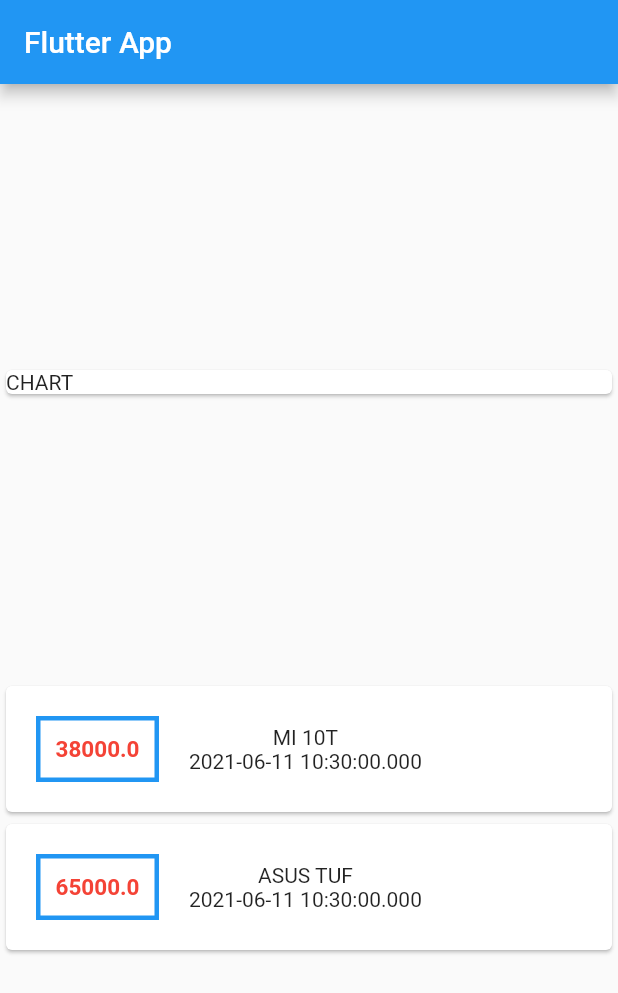
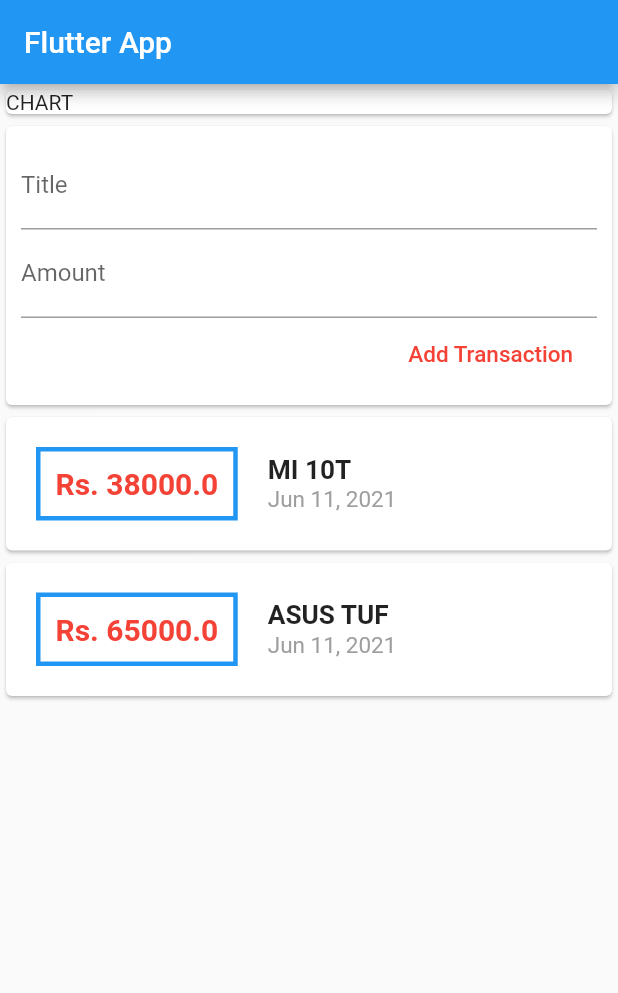
Before and after one commit to yashank676/WeeklyExpensesApp, a Flutter app: the screen it shows after launch, on a phone screen of 412 x 824 dp. Shown: the top 993 px of the screen. Run offline on Flutter 3.47's test engine with Material 2 defaults, Android fonts, the phone set to English and light mode, and no system bars.

Commit message:
Taking_Input_from_TextField

```diff
--- a/lib/main.dart
+++ b/lib/main.dart
@@ -1,5 +1,6 @@
 import 'package:flutter/material.dart';
 import 'transaction.dart';
+import 'package:intl/intl.dart';
 
 void main() => runApp(MyApp());
 
@@ -19,6 +20,8 @@
     Transaction(
         amount: 65000, date: DateTime.now(), id: 'a2', title: 'ASUS TUF'),
   ];
+  late String titleInput;
+  late String amountInput;
   @override
   Widget build(BuildContext context) {
     return Scaffold(
@@ -26,7 +29,7 @@
         title: Text('Flutter App'),
       ),
       body: Column(
-        mainAxisAlignment: MainAxisAlignment.spaceEvenly,
+        //mainAxisAlignment: MainAxisAlignment.spaceEvenly,
         crossAxisAlignment: CrossAxisAlignment.stretch,
         children: <Widget>[
           Container(
@@ -34,6 +37,32 @@
               child: Text('CHART'),
             ),
           ),
+          Card(
+            child: Container(
+              padding: EdgeInsets.all(10),
+              child: Column(
+                crossAxisAlignment: CrossAxisAlignment.end,
+                children: [
+                  TextField(
+                    autocorrect: true,
+                    decoration: InputDecoration(labelText: 'Title'),
+                    onChanged: (val){titleInput=val;},
+                  ),
+                  TextField(
+                    decoration: InputDecoration(labelText: 'Amount'),
+                    onChanged: (val){amountInput=val;},
+                  ),
+                  FlatButton(onPressed: (){
+                    print(titleInput);
+                    print(amountInput);
+                  },
+                  child: Text('Add Transaction',style: TextStyle(fontSize: 15),),
+                  textColor: Colors.red,
+                  )
+                  ],
+                  ),
+            ),
+                ),
           Column(
             children: transactions.map((tx) {
               return Card(
@@ -45,17 +74,25 @@
                           border: Border.all(color: Colors.blue, width: 3)),
                       padding: EdgeInsets.all(10),
                       child: Text(
-                        tx.amount.toString(),
+                        'Rs. ${tx.amount}',
                         style: TextStyle(
-                            fontSize: 15,
+                            fontSize: 20,
                             fontWeight: FontWeight.bold,
                             color: Colors.red),
                       ),
                     ),
                     Column(
+                      crossAxisAlignment: CrossAxisAlignment.start,
                       children: [
-                        Text(tx.title),
-                        Text(tx.date.toString()),
+                        Text(
+                          tx.title,
+                          style: TextStyle(
+                              fontSize: 17.5, fontWeight: FontWeight.bold),
+                        ),
+                        Text(
+                          DateFormat.yMMMd().format(tx.date),
+                          style: TextStyle(fontSize: 15, color: Colors.grey),
+                        ),
                       ],
                     )
                   ],
--- a/pubspec.yaml
+++ b/pubspec.yaml
@@ -23,6 +23,7 @@
 dependencies:
   flutter:
     sdk: flutter
+  intl: ^0.17.0
 
 
   # The following adds the Cupertino Icons font to your application.
```
Also changed, not shown: pubspec.lock.
